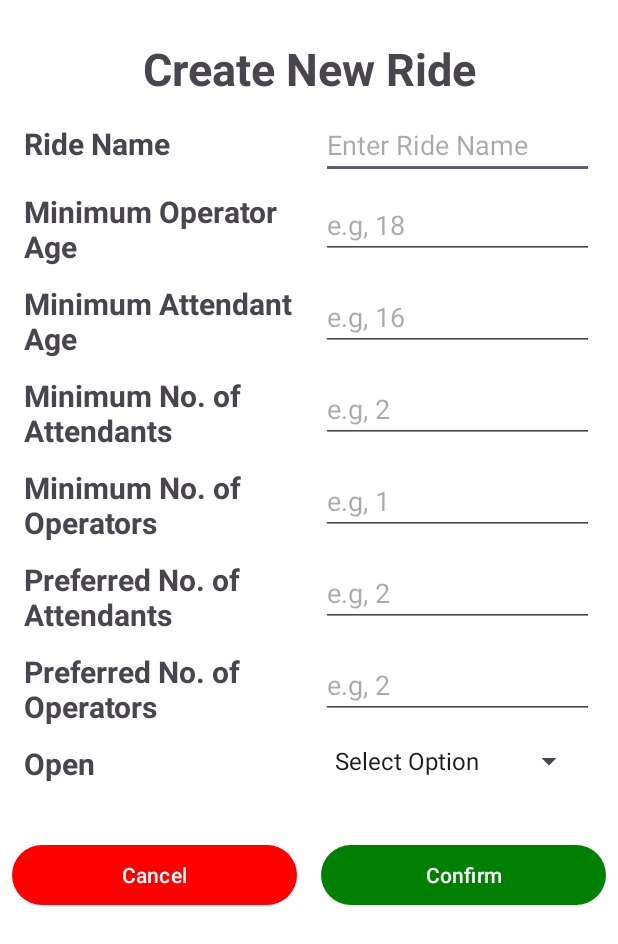
After one commit to BenGrime/FInalProject, an Android app: the CreateNewRidePage screen opened directly, with no data from a screen before it, on a phone screen of 412 x 824 dp. The commit adds this screen. Shown: the top 944 px of the screen. Run offline under Robolectric (Android 15) with nearby library versions, the phone set to English and light mode, and no system bars; our stand-ins replace Firebase (no records; nobody signed in at launch, a user with empty details on screens opened directly).

Commit message:
create ride functional

```diff
--- a/app/src/main/AndroidManifest.xml
+++ b/app/src/main/AndroidManifest.xml
@@ -12,6 +12,9 @@
         android:supportsRtl="true"
         android:theme="@style/Theme.Timetabler"
         tools:targetApi="31">
+        <activity
+            android:name=".CreateNewRidePage"
+            android:exported="false" />
         <activity
             android:name=".Notifications_Page"
             android:exported="false" />
--- /dev/null
+++ b/app/src/main/java/com/example/timetabler/CreateNewRidePage.kt
@@ -0,0 +1,108 @@
+package com.example.timetabler
+
+import android.content.Intent
+import androidx.appcompat.app.AppCompatActivity
+import android.os.Bundle
+import android.view.View
+import android.widget.AdapterView
+import android.widget.ArrayAdapter
+import android.widget.Button
+import android.widget.Spinner
+import android.widget.Toast
+import com.google.android.material.textfield.TextInputEditText
+import com.google.firebase.Firebase
+import com.google.firebase.firestore.firestore
+
+
+class CreateNewRidePage : AppCompatActivity() {
+
+    //set cancel and confirm buttons
+    private lateinit var cancelBtn : Button
+    private lateinit var confrimBtn : Button
+    private lateinit var  rideNameInput : TextInputEditText
+    private lateinit var  rideMinOpInput : TextInputEditText
+    private lateinit var  rideMinAttInput : TextInputEditText
+    private lateinit var  minAttNumInput : TextInputEditText
+    private lateinit var  minOpNumInput : TextInputEditText
+    private lateinit var  prefNumAttInput : TextInputEditText
+    private lateinit var  prefNumOpInput : TextInputEditText
+    private lateinit var  openInput : Spinner
+
+    var fh = FirebaseHandler()
+    private val db = Firebase.firestore
+
+
+    override fun onCreate(savedInstanceState: Bundle?) {
+        super.onCreate(savedInstanceState)
+        setContentView(R.layout.activity_create_new_ride_page)
+
+        cancelBtn = findViewById(R.id.createRideCancel)
+        cancelBtn.setOnClickListener(View.OnClickListener {
+            startActivity(Intent(this, MainActivity::class.java))
+            finish()
+        })
+
+        confrimBtn = findViewById(R.id.createRideConfirm)
+        rideNameInput = findViewById(R.id.rideNameInput)
+        rideMinOpInput = findViewById(R.id.rideMinOpInput)
+        rideMinAttInput = findViewById(R.id.rideMinAttInput)
+        minAttNumInput = findViewById(R.id.minAttNumInput)
+        minOpNumInput = findViewById(R.id.minOpNumInput)
+        prefNumAttInput = findViewById(R.id.prefNumAttInput)
+        prefNumOpInput = findViewById(R.id.prefNumOpInput)
+        openInput = findViewById(R.id.openInput)
+
+        val booleanArray = listOf("Select Option", "Yes", "No")
+        val adapter = ArrayAdapter(
+            this,
+            android.R.layout.simple_spinner_item,  // Default spinner layout
+            booleanArray
+        )
+        adapter.setDropDownViewResource(android.R.layout.simple_spinner_dropdown_item)
+        openInput.adapter = adapter
+
+        confrimBtn.setOnClickListener(View.OnClickListener {
+            if (rideNameInput.text.isNullOrEmpty() ||
+                rideMinOpInput.text.isNullOrEmpty() ||
+                rideMinAttInput.text.isNullOrEmpty() ||
+                minAttNumInput.text.isNullOrEmpty() ||
+                minOpNumInput.text.isNullOrEmpty() ||
+                prefNumAttInput.text.isNullOrEmpty() ||
+                prefNumOpInput.text.isNullOrEmpty() ||
+                openInput.selectedItem == "Select Option") {
+                // Do something when all inputs are empty
+                // For example, show a toast message or disable a button
+                Toast.makeText(this, "Please fill in all fields", Toast.LENGTH_SHORT).show()
+            }
+            else
+            {
+                val selectedItem = openInput.selectedItem.toString()
+                var openBool = selectedItem == "Yes"
+                fh.getColectionSize("Rides"){
+                    val rideId = (it+1).toString()
+                    val r = Ride(
+                        Id = rideId,
+                        Name =rideNameInput.text.toString(),
+                        minAgeToOperate = rideMinOpInput.text.toString().toInt(),
+                        minAgeToAttend = rideMinAttInput.text.toString().toInt(),
+                        minNumAtt= minAttNumInput.text.toString().toInt(),
+                        minNumOp= minOpNumInput.text.toString().toInt(),
+                        open = openBool,
+                        prefNumAtt= prefNumAttInput.text.toString().toInt(),
+                        prefNumOp= prefNumOpInput.text.toString().toInt(),
+                        staffTrained = ArrayList<String>()
+                    )
+
+                    db.collection("Rides").document(rideId).set(r).addOnSuccessListener {
+
+                        Toast.makeText(this, "Ride created", Toast.LENGTH_SHORT).show()
+                    }
+                }
+
+            }
+
+        })
+
+
+    }
+}
--- a/app/src/main/java/com/example/timetabler/FirebaseHandler.kt
+++ b/app/src/main/java/com/example/timetabler/FirebaseHandler.kt
@@ -51,6 +51,7 @@ class FirebaseHandler {
                 val id = ride.getString("Id")
                 val name = ride.getString("Ride Name")
                 val minAgeToOperate = ride.getLong("MinAgeOp")?.toInt() ?: 0 // Retrieve as Long and convert to Int
+                val minAgeToAttend = ride.getLong("MinAgeOp")?.toInt() ?: 0 // Retrieve as Long and convert to Int
                 val minNumAtt = ride.getLong("MinNumAtt")?.toInt() ?: 0 // Retrieve as Long and convert to Int
                 val minNumOp = ride.getLong("MinNumOp")?.toInt() ?: 0 // Retrieve as Long and convert to Int
                 val open = ride.getBoolean("Open") ?: false // Retrieve as Boolean
@@ -62,6 +63,7 @@ class FirebaseHandler {
                     Id = id.toString(),
                     Name = name.toString(),
                     minAgeToOperate = minAgeToOperate,
+                    minAgeToAttend = minAgeToAttend,
                     minNumAtt = minNumAtt,
                     minNumOp = minNumOp,
                     open = open,
--- a/app/src/main/java/com/example/timetabler/MainActivity.kt
+++ b/app/src/main/java/com/example/timetabler/MainActivity.kt
@@ -44,6 +44,10 @@ class MainActivity : AppCompatActivity() {
     private lateinit var createNewStaff : Button
     private lateinit var deleteStaffbtn : Button
     private lateinit var viewStaffButton : Button
+    private lateinit var createRideBtn : Button
+    private lateinit var DeleteRideBtn : Button
+    private lateinit var viewRideBtn : Button
+
 
     //layouts for main menu
     private lateinit var staffPage : GridLayout
@@ -553,6 +557,14 @@ class MainActivity : AppCompatActivity() {
                 dialog.show()
             }
         })
+
+
+        createRideBtn = findViewById(R.id.createRideButton)
+        createRideBtn.setOnClickListener(View.OnClickListener {
+            val intent = Intent(this, CreateNewRidePage::class.java)
+            startActivity(intent)
+
+        })
     }
 
     // Override onTouchEvent to detect swipe gestures
--- a/app/src/main/java/com/example/timetabler/Ride.kt
+++ b/app/src/main/java/com/example/timetabler/Ride.kt
@@ -7,6 +7,7 @@ data class Ride(
     var Id: String  = "",
     var Name: String  = "",
     var minAgeToOperate : Int, //minimum age for operator to be, 16, 18, 21
+    var minAgeToAttend : Int,
     var minNumAtt : Int, //minimum number of attendants - could be 1, so 1 attendant of the age of attribute above. could be more
     var minNumOp : Int, //minimum number of operators - could be 1, so 1 operator of the age of attribute above. could be more
     var open : Boolean, //is the ride open or closed
--- /dev/null
+++ b/app/src/main/res/layout/activity_create_new_ride_page.xml
@@ -0,0 +1,276 @@
+<?xml version="1.0" encoding="utf-8"?>
+<androidx.constraintlayout.widget.ConstraintLayout xmlns:android="http://schemas.android.com/apk/res/android"
+    xmlns:app="http://schemas.android.com/apk/res-auto"
+    xmlns:tools="http://schemas.android.com/tools"
+    android:layout_width="match_parent"
+    android:layout_height="match_parent"
+    android:background="@color/white"
+    tools:context=".CreateNewRidePage">
+
+    <!-- Title -->
+    <TextView
+        android:id="@+id/titleText"
+        android:layout_width="wrap_content"
+        android:layout_height="wrap_content"
+        android:layout_marginTop="25dp"
+        android:text="Create New Ride"
+        android:textSize="30sp"
+        android:textStyle="bold"
+        app:layout_constraintTop_toTopOf="parent"
+        app:layout_constraintStart_toStartOf="parent"
+        app:layout_constraintEnd_toEndOf="parent" />
+
+    <!-- Ride Name -->
+    <TextView
+        android:id="@+id/labelRideName"
+        android:layout_width="0dp"
+        android:layout_height="wrap_content"
+        android:layout_marginStart="16dp"
+        android:layout_marginEnd="8dp"
+        android:text="Ride Name"
+        android:textSize="20sp"
+        android:textStyle="bold"
+        app:layout_constraintStart_toStartOf="parent"
+        app:layout_constraintTop_toBottomOf="@id/titleText"
+        app:layout_constraintEnd_toStartOf="@+id/rideNameInput"
+        android:layout_marginTop="16sp"/>
+
+    <com.google.android.material.textfield.TextInputEditText
+        android:id="@+id/rideNameInput"
+        android:layout_width="0dp"
+        android:layout_height="wrap_content"
+        android:layout_marginStart="8dp"
+        android:layout_marginEnd="16dp"
+        android:hint="Enter Ride Name"
+        android:inputType="text"
+        android:maxLines="1"
+        app:layout_constraintStart_toEndOf="@+id/labelRideName"
+        app:layout_constraintEnd_toEndOf="parent"
+        app:layout_constraintTop_toBottomOf="@id/titleText"
+        android:layout_marginTop="8sp"/>
+
+    <!-- Minimum Operator Age -->
+    <TextView
+        android:id="@+id/labelMinOpAge"
+        android:layout_width="0dp"
+        android:layout_height="wrap_content"
+        android:layout_marginStart="16dp"
+        android:layout_marginEnd="8dp"
+        android:text="Minimum Operator Age"
+        android:textSize="20sp"
+        android:textStyle="bold"
+        app:layout_constraintStart_toStartOf="parent"
+        app:layout_constraintTop_toBottomOf="@id/rideNameInput"
+        app:layout_constraintEnd_toStartOf="@+id/rideMinOpInput"
+        android:layout_marginTop="8sp"/>
+
+    <com.google.android.material.textfield.TextInputEditText
+        android:id="@+id/rideMinOpInput"
+        android:layout_width="0dp"
+        android:layout_height="wrap_content"
+        android:layout_marginStart="8dp"
+        android:layout_marginEnd="16dp"
+        android:inputType="number"
+        android:hint="e.g, 18"
+        app:layout_constraintStart_toEndOf="@+id/labelMinOpAge"
+        app:layout_constraintEnd_toEndOf="parent"
+        app:layout_constraintTop_toBottomOf="@id/rideNameInput"
+        android:layout_marginTop="8sp" />
+
+    <!-- Minimum Attendant Age -->
+    <TextView
+        android:id="@+id/labelMinAttAge"
+        android:layout_width="0dp"
+        android:layout_height="wrap_content"
+        android:layout_marginStart="16dp"
+        android:layout_marginEnd="8dp"
+        android:text="Minimum Attendant Age"
+        android:textSize="20sp"
+        android:textStyle="bold"
+        app:layout_constraintStart_toStartOf="parent"
+        app:layout_constraintTop_toBottomOf="@id/rideMinOpInput"
+        app:layout_constraintEnd_toStartOf="@+id/rideMinAttInput"
+        android:layout_marginTop="16sp"/>
+
+    <com.google.android.material.textfield.TextInputEditText
+        android:id="@+id/rideMinAttInput"
+        android:layout_width="0dp"
+        android:layout_height="wrap_content"
+        android:layout_marginStart="8dp"
+        android:layout_marginEnd="16dp"
+        android:inputType="number"
+        android:hint="e.g, 16"
+        app:layout_constraintStart_toEndOf="@+id/labelMinAttAge"
+        app:layout_constraintEnd_toEndOf="parent"
+        app:layout_constraintTop_toBottomOf="@id/rideMinOpInput"
+        android:layout_marginTop="16sp" />
+
+    <!-- Minimum Number of Attendants -->
+    <TextView
+        android:id="@+id/labelMinNumAtt"
+        android:layout_width="0dp"
+        android:layout_height="wrap_content"
+        android:layout_marginStart="16dp"
+        android:layout_marginEnd="8dp"
+        android:text="Minimum No. of Attendants"
+        android:textSize="20sp"
+        android:textStyle="bold"
+        app:layout_constraintStart_toStartOf="parent"
+        app:layout_constraintTop_toBottomOf="@id/rideMinAttInput"
+        app:layout_constraintEnd_toStartOf="@+id/minAttNumInput"
+        android:layout_marginTop="16sp"/>
+
+    <com.google.android.material.textfield.TextInputEditText
+        android:id="@+id/minAttNumInput"
+        android:layout_width="0dp"
+        android:layout_height="wrap_content"
+        android:layout_marginStart="8dp"
+        android:layout_marginEnd="16dp"
+        android:inputType="number"
+        android:hint="e.g, 2"
+        app:layout_constraintStart_toEndOf="@+id/labelMinNumAtt"
+        app:layout_constraintEnd_toEndOf="parent"
+        app:layout_constraintTop_toBottomOf="@id/rideMinAttInput"
+        android:layout_marginTop="16sp" />
+
+    <!-- Minimum Number of Operators -->
+    <TextView
+        android:id="@+id/labelMinNumOp"
+        android:layout_width="0dp"
+        android:layout_height="wrap_content"
+        android:layout_marginStart="16dp"
+        android:layout_marginEnd="8dp"
+        android:text="Minimum No. of Operators"
+        android:textSize="20sp"
+        android:textStyle="bold"
+        app:layout_constraintStart_toStartOf="parent"
+        app:layout_constraintTop_toBottomOf="@id/minAttNumInput"
+        app:layout_constraintEnd_toStartOf="@+id/minOpNumInput"
+        android:layout_marginTop="16sp"/>
+
+    <com.google.android.material.textfield.TextInputEditText
+        android:id="@+id/minOpNumInput"
+        android:layout_width="0dp"
+        android:layout_height="wrap_content"
+        android:layout_marginStart="8dp"
+        android:layout_marginEnd="16dp"
+        android:inputType="number"
+        android:hint="e.g, 1"
+        app:layout_constraintStart_toEndOf="@+id/labelMinNumOp"
+        app:layout_constraintEnd_toEndOf="parent"
+        app:layout_constraintTop_toBottomOf="@id/minAttNumInput"
+        android:layout_marginTop="16sp" />
+
+
+    <TextView
+        android:id="@+id/prefNumAtt"
+        android:layout_width="0dp"
+        android:layout_height="wrap_content"
+        android:layout_marginStart="16dp"
+        android:layout_marginEnd="8dp"
+        android:text="Preferred No. of Attendants"
+        android:textSize="20sp"
+        android:textStyle="bold"
+        app:layout_constraintStart_toStartOf="parent"
+        app:layout_constraintTop_toBottomOf="@id/minOpNumInput"
+        app:layout_constraintEnd_toStartOf="@+id/prefNumAttInput"
+        android:layout_marginTop="16sp"/>
+
+    <com.google.android.material.textfield.TextInputEditText
+        android:id="@+id/prefNumAttInput"
+        android:layout_width="0dp"
+        android:layout_height="wrap_content"
+        android:layout_marginStart="8dp"
+        android:layout_marginEnd="16dp"
+        android:hint="e.g, 2"
+        android:inputType="number"
+        app:layout_constraintStart_toEndOf="@id/prefNumAtt"
+        app:layout_constraintEnd_toEndOf="parent"
+        app:layout_constraintTop_toBottomOf="@id/minOpNumInput"
+        android:layout_marginTop="16sp" />
+
+    <TextView
+        android:id="@+id/prefNumOp"
+        android:layout_width="0dp"
+        android:layout_height="wrap_content"
+        android:layout_marginStart="16dp"
+        android:layout_marginEnd="8dp"
+        android:text="Preferred No. of Operators"
+        android:textSize="20sp"
+        android:textStyle="bold"
+        app:layout_constraintStart_toStartOf="parent"
+        app:layout_constraintTop_toBottomOf="@id/prefNumAttInput"
+        app:layout_constraintEnd_toStartOf="@+id/prefNumOpInput"
+        android:layout_marginTop="16sp"/>
+
+    <com.google.android.material.textfield.TextInputEditText
+        android:id="@+id/prefNumOpInput"
+        android:layout_width="0dp"
+        android:layout_height="wrap_content"
+        android:layout_marginStart="8dp"
+        android:layout_marginEnd="16dp"
+        android:hint="e.g, 2"
+        android:inputType="number"
+        app:layout_constraintStart_toEndOf="@id/prefNumOp"
+        app:layout_constraintEnd_toEndOf="parent"
+        app:layout_constraintTop_toBottomOf="@id/prefNumAttInput"
+        android:layout_marginTop="16sp" />
+
+    <TextView
+        android:id="@+id/openLbl"
+        android:layout_width="0dp"
+        android:layout_height="wrap_content"
+        android:layout_marginStart="16dp"
+        android:layout_marginEnd="8dp"
+        android:text="Open"
+        android:textSize="20sp"
+        android:textStyle="bold"
+        app:layout_constraintStart_toStartOf="parent"
+        app:layout_constraintTop_toBottomOf="@id/prefNumOpInput"
+        app:layout_constraintEnd_toStartOf="@+id/openInput"
+        android:layout_marginTop="16sp"/>
+
+    <Spinner
+        android:id="@+id/openInput"
+        android:layout_width="0dp"
+        android:layout_height="wrap_content"
+        android:layout_marginStart="16dp"
+        android:layout_marginEnd="22sp"
+        app:layout_constraintStart_toEndOf="@id/openLbl"
+        app:layout_constraintEnd_toEndOf="parent"
+        app:layout_constraintTop_toBottomOf="@id/prefNumOpInput"
+        android:layout_marginTop="16sp"
+
+        />
+
+
+
+
+    <!-- Buttons -->
+    <LinearLayout
+        android:layout_width="match_parent"
+        android:layout_height="wrap_content"
+        android:layout_marginTop="32dp"
+        android:gravity="center"
+        android:orientation="horizontal"
+        app:layout_constraintTop_toBottomOf="@id/openInput">
+
+        <com.google.android.material.button.MaterialButton
+            android:id="@+id/createRideCancel"
+            android:layout_width="0dp"
+            android:layout_height="wrap_content"
+            android:layout_weight="1"
+            android:layout_margin="8dp"
+            android:text="Cancel"
+            app:backgroundTint="@color/red" />
+
+        <com.google.android.material.button.MaterialButton
+            android:id="@+id/createRideConfirm"
+            android:layout_width="0dp"
+            android:layout_height="wrap_content"
+            android:layout_weight="1"
+            android:layout_margin="8dp"
+            android:text="Confirm"
+            app:backgroundTint="@color/green" />
+    </LinearLayout>
+</androidx.constraintlayout.widget.ConstraintLayout>
```
